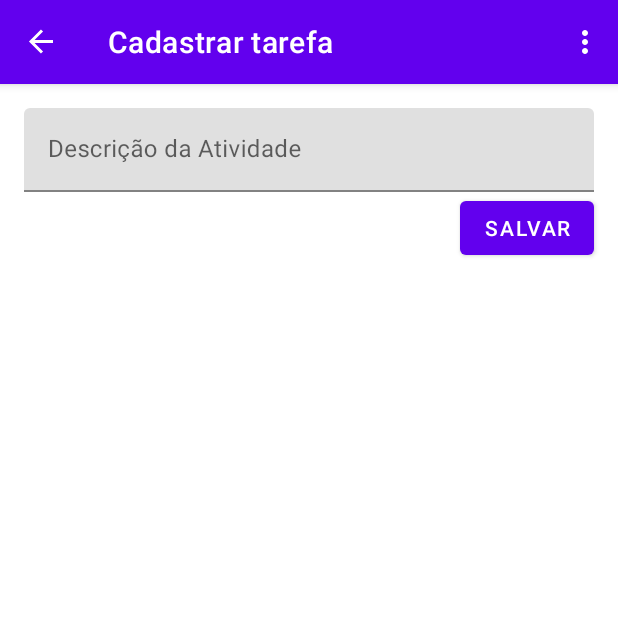
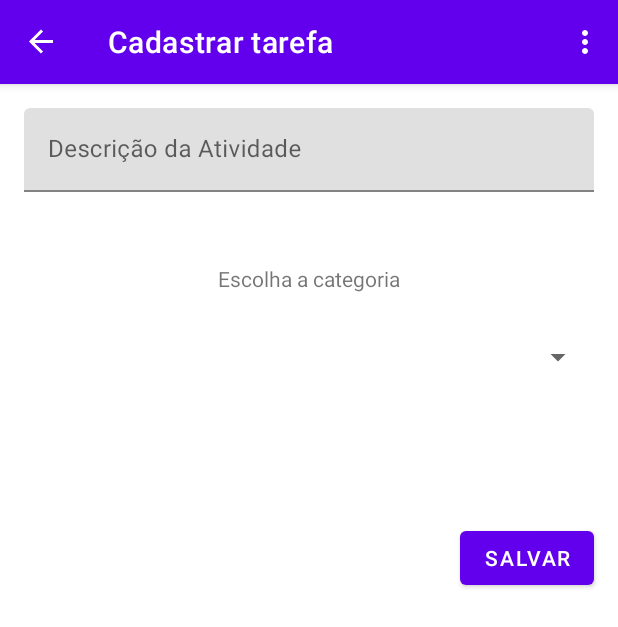
Before and after one commit to lhenriquesouz/todo-list2-java, an Android app: the TaskFragment screen opened through its navigation route, on a phone screen of 412 x 824 dp. Shown: the top 627 px of the screen. Run offline under Robolectric (Android 15) with nearby library versions, the phone set to English and light mode, and no system bars; our stand-ins replace navigation-ui.

Commit message:
Implementando CRUD de categorias

```diff
--- a/app/src/main/java/br/edu/ifsuldeminas/tarefas2/MainActivity.java
+++ b/app/src/main/java/br/edu/ifsuldeminas/tarefas2/MainActivity.java
@@ -46,6 +46,9 @@ public class MainActivity extends AppCompatActivity {
             public void onClick(View view) {
                 if (navController.getCurrentDestination().getId() == R.id.MainFragment)
                 navController.navigate(R.id.action_MainFragment_to_TaskFragment);
+
+                if (navController.getCurrentDestination().getId() == R.id.MainCategoryFragment)
+                    navController.navigate(R.id.action_MainCategoryFragment_to_CategoryFragment);
             }
         });
 
@@ -55,7 +58,8 @@ public class MainActivity extends AppCompatActivity {
                                              @NonNull NavDestination destination,
                                              @Nullable Bundle arguments) {
                 binding.fab.setVisibility(FloatingActionButton.VISIBLE);
-                if (navController.getCurrentDestination().getId() != R.id.MainFragment){
+                if (navController.getCurrentDestination().getId() != R.id.MainFragment &&
+                        navController.getCurrentDestination().getId() != R.id.MainCategoryFragment){
                     binding.fab.setVisibility(FloatingActionButton.INVISIBLE);
                 }
             }
@@ -77,7 +81,8 @@ public class MainActivity extends AppCompatActivity {
         int id = item.getItemId();
 
         //noinspection SimplifiableIfStatement
-        if (id == R.id.action_settings) {
+        if (id == R.id.action_categories) {
+            navController.navigate(R.id.action_MainFragment_to_MainCategoryFragment);
             return true;
         }
 
--- a/app/src/main/java/br/edu/ifsuldeminas/tarefas2/domain/Category.java
+++ b/app/src/main/java/br/edu/ifsuldeminas/tarefas2/domain/Category.java
@@ -1,6 +1,8 @@
 package br.edu.ifsuldeminas.tarefas2.domain;
 
-public class Category {
+import java.io.Serializable;
+
+public class Category implements Serializable {
     private Integer id;
     private  String nome;
 
--- a/app/src/main/res/layout/activity_main.xml
+++ b/app/src/main/res/layout/activity_main.xml
@@ -29,6 +29,7 @@
         android:layout_gravity="bottom|end"
         android:layout_marginEnd="@dimen/fab_margin"
         android:layout_marginBottom="16dp"
-        app:srcCompat="@drawable/ic_action_tasks" />
+        app:srcCompat="@drawable/ic_action_tasks"
+        tools:ignore="SpeakableTextPresentCheck" />
 
 </androidx.coordinatorlayout.widget.CoordinatorLayout>
--- a/app/src/main/res/layout/fragment_task.xml
+++ b/app/src/main/res/layout/fragment_task.xml
@@ -10,6 +10,7 @@
         android:id="@+id/buttonSavedTaskId"
         android:layout_width="wrap_content"
         android:layout_height="wrap_content"
+        android:layout_marginTop="220dp"
         android:layout_marginEnd="16dp"
         android:layout_weight="1"
         android:text="Salvar"
@@ -36,4 +37,25 @@
 
     </com.google.android.material.textfield.TextInputLayout>
 
+    <Spinner
+        android:id="@+id/spinner2"
+        android:layout_width="match_parent"
+        android:layout_height="wrap_content"
+        android:layout_marginStart="16dp"
+        android:layout_marginEnd="16dp"
+        app:layout_constraintBottom_toTopOf="@+id/buttonSavedTaskId"
+        app:layout_constraintEnd_toEndOf="parent"
+        app:layout_constraintStart_toStartOf="parent"
+        app:layout_constraintTop_toBottomOf="@+id/textInputLayout2" />
+
+    <TextView
+        android:id="@+id/textView"
+        android:layout_width="wrap_content"
+        android:layout_height="wrap_content"
+        android:layout_marginTop="48dp"
+        android:text="Escolha a categoria"
+        app:layout_constraintEnd_toEndOf="parent"
+        app:layout_constraintStart_toStartOf="parent"
+        app:layout_constraintTop_toBottomOf="@+id/textInputLayout2" />
+
 </androidx.constraintlayout.widget.ConstraintLayout>
--- a/app/src/main/res/menu/menu_main.xml
+++ b/app/src/main/res/menu/menu_main.xml
@@ -3,7 +3,7 @@
     xmlns:tools="http://schemas.android.com/tools"
     tools:context="br.edu.ifsuldeminas.tarefas2.MainActivity">
     <item
-        android:id="@+id/action_settings"
+        android:id="@+id/action_categories"
         android:orderInCategory="100"
         android:title="@string/action_categories"
         app:showAsAction="never" />
--- a/app/src/main/res/navigation/nav_graph.xml
+++ b/app/src/main/res/navigation/nav_graph.xml
@@ -14,6 +14,9 @@
         <action
             android:id="@+id/action_MainFragment_to_TaskFragment"
             app:destination="@id/TaskFragment" />
+        <action
+            android:id="@+id/action_MainFragment_to_MainCategoryFragment"
+            app:destination="@id/MainCategoryFragment" />
     </fragment>
     <fragment
         android:id="@+id/TaskFragment"
@@ -25,4 +28,22 @@
             android:id="@+id/action_TaskFragment_to_MainFragment"
             app:destination="@id/MainFragment" />
     </fragment>
+    <fragment
+        android:id="@+id/MainCategoryFragment"
+        android:name="br.edu.ifsuldeminas.tarefas2.MainCategoryFragment"
+        android:label="@string/category_fragment_title"
+        tools:layout="@layout/fragment_main_category">
+        <action
+            android:id="@+id/action_MainCategoryFragment_to_CategoryFragment"
+            app:destination="@id/CategoryFragment" />
+    </fragment>
+    <fragment
+        android:id="@+id/CategoryFragment"
+        android:name="br.edu.ifsuldeminas.tarefas2.CategoryFragment"
+        android:label="@string/fragment_category_title"
+        tools:layout="@layout/fragment_category">
+        <action
+            android:id="@+id/action_CategoryFragment_to_MainCategoryFragment"
+            app:destination="@id/MainCategoryFragment" />
+    </fragment>
 </navigation>
--- a/app/src/main/res/values/strings.xml
+++ b/app/src/main/res/values/strings.xml
@@ -13,4 +13,8 @@
     <string name="task_done">Tarefa concluída</string>
     <string name="task_updated">Tarefa atualizada</string>
     <string name="delete_task">Concluir Tafera</string>
+    <string name="delete_category">Excluir categoria</string>
+    <string name="category_fragment_title">Categorias</string>
+    <string name="fragment_category_title">Cadastrar Categoria</string>
+    <string name="category_description_empty">Descrição da categoria não pode ser vazia</string>
 </resources>
```
Also changed, not shown: app/src/main/java/br/edu/ifsuldeminas/tarefas2/CategoryFragment.java (added, +99 -0 lines), app/src/main/java/br/edu/ifsuldeminas/tarefas2/MainCategoryFragment.java (added, +108 -0 lines), app/src/main/res/layout/fragment_category.xml (added, +35 -0 lines), app/src/main/res/layout/fragment_main_category.xml (added, +14 -0 lines).
